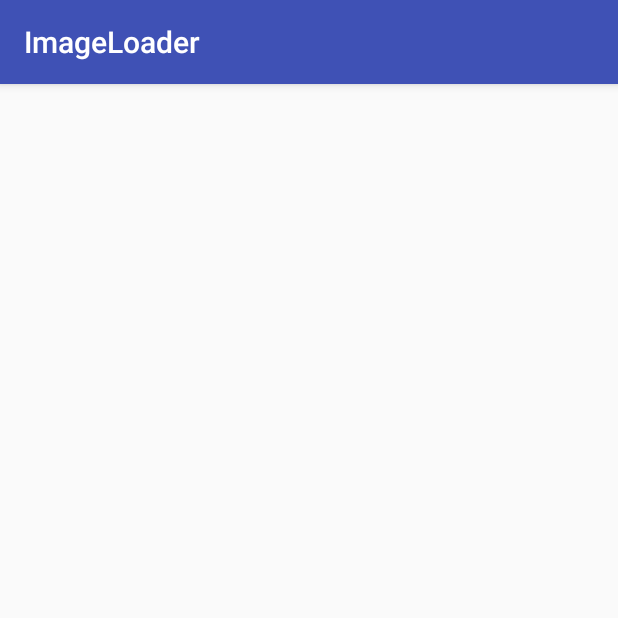
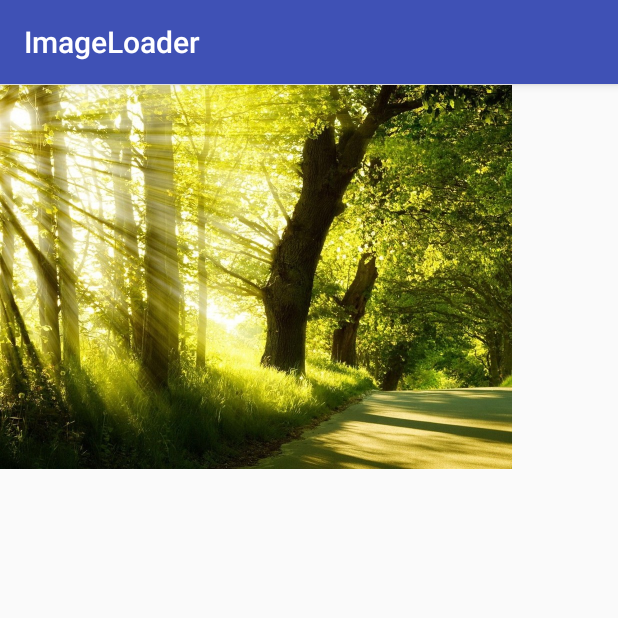
Before and after one commit to ztelur/BitmapLoader, an Android app: the screen it shows after launch (MainActivity), on a phone screen of 412 x 824 dp, the top half of it. Run offline under Robolectric (Android 15) with nearby library versions, the phone set to English and light mode, and no system bars; libraries missing offline, so code that uses them is left out: com.carpediem.homer; 2 statements that could not run were skipped.

```diff
--- a/app/src/main/java/com/carpediem/homer/imageloader/MainActivity.java
+++ b/app/src/main/java/com/carpediem/homer/imageloader/MainActivity.java
@@ -1,19 +1,46 @@
 package com.carpediem.homer.imageloader;
 
 import android.graphics.Bitmap;
+import android.graphics.BitmapFactory;
 import android.support.v7.app.AppCompatActivity;
 import android.os.Bundle;
+import android.util.Log;
+import android.view.View;
 import android.widget.ImageView;
 
 import com.carpediem.homer.imagemaster.ImageMaster;
 
 public class MainActivity extends AppCompatActivity {
-
+    private ImageView mImageView;
+    private ImageView mImageView2;
+    private ImageView mImageView3;
+    private ImageView mImageView4;
     @Override
     protected void onCreate(Bundle savedInstanceState) {
         super.onCreate(savedInstanceState);
         setContentView(R.layout.activity_main);
-        ImageView view = (ImageView)findViewById(R.id.image);
-        ImageMaster.load(this,"http://7xrxif.com1.z0.glb.clouddn.com/20160609-TCP/IP-TCPHead.png",view);
+        mImageView = (ImageView)findViewById(R.id.image);
+        mImageView2 = (ImageView)findViewById(R.id.image2);
+        mImageView3 = (ImageView)findViewById(R.id.image3);
+        mImageView4 = (ImageView)findViewById(R.id.image4);
+
+        BitmapFactory.Options options = new BitmapFactory.Options();
+        options.inScaled = false;
+        options.inPreferredConfig = Bitmap.Config.ARGB_8888;
+//        options.inDensity = 160; //无dpi的文件夹下默认为160
+//        options.inTargetDensity = 160; //屏幕
+        Bitmap bm = BitmapFactory.decodeResource(getResources(),R.drawable.,options);
+        Bitmap bm2 = BitmapFactory.decodeResource(getResources(),R.drawable.back);
+        Log.e("test","---------------------------------");
+        Log.e("test","the option value is " + options.inDensity + " " + options.inTargetDensity+" "+options.inPreferredConfig.toString());
+        Log.e("test","bm size is " + bm.getByteCount()+" "+bm.getWidth()+" "+bm.getHeight());
+        Log.e("test","bm2 size is " + bm2.getByteCount() + " " + bm2.getWidth() + " " + bm2.getHeight());
+        mImageView.setImageBitmap(bm);
+        mImageView2.setImageBitmap(bm2);
+
+    }
+
+    private void useInSampleSize() {
+
     }
 }
--- a/app/src/main/res/layout/activity_main.xml
+++ b/app/src/main/res/layout/activity_main.xml
@@ -3,14 +3,33 @@
     xmlns:tools="http://schemas.android.com/tools"
     android:layout_width="match_parent"
     android:layout_height="match_parent"
-    android:paddingBottom="@dimen/activity_vertical_margin"
-    android:paddingLeft="@dimen/activity_horizontal_margin"
-    android:paddingRight="@dimen/activity_horizontal_margin"
-    android:paddingTop="@dimen/activity_vertical_margin"
+
     tools:context="com.carpediem.homer.imageloader.MainActivity">
+    <ScrollView
+        android:layout_width="match_parent"
+        android:layout_height="match_parent">
+        <LinearLayout
+            android:layout_width="match_parent"
+            android:orientation="vertical"
+            android:layout_height="match_parent">
 
-    <ImageView
-        android:id="@+id/image"
-        android:layout_width="100dp"
-        android:layout_height="100dp" />
+            <ImageView
+                android:id="@+id/image"
+                android:layout_width="wrap_content"
+                android:layout_height="wrap_content" />
+            <ImageView
+                android:id="@+id/image2"
+                android:layout_width="wrap_content"
+                android:layout_height="wrap_content" />
+            <ImageView
+                android:id="@+id/image3"
+                android:layout_width="wrap_content"
+                android:layout_height="wrap_content" />
+            <ImageView
+                android:id="@+id/image4"
+                android:layout_width="wrap_content"
+                android:layout_height="wrap_content" />
+
+        </LinearLayout>
+    </ScrollView>
 </RelativeLayout>
--- a/imagemaster/src/main/java/com/carpediem/homer/imagemaster/Request.java
+++ b/imagemaster/src/main/java/com/carpediem/homer/imagemaster/Request.java
@@ -15,6 +15,9 @@ public class Request {
     private WeakReference<Context> mContextRef;
     private RequestHandler mHandler;
 
+    //图片信息
+    private int mOutWidth;
+    private int mOutHeight;
     public Request(@NonNull  String url, @NonNull  View view, @NonNull Context context) {
         mUrl = url;
         mContainer = view;
@@ -52,4 +55,6 @@ public class Request {
     public void setmContextRef(WeakReference<Context> mContextRef) {
         this.mContextRef = mContextRef;
     }
+
+
 }
```
Also changed, not shown: imagemaster/src/main/java/com/carpediem/homer/imagemaster/DiskLruCache.java (added, +118 -0 lines), app/src/main/res/drawable-xxhdpi/back.jpg (added), app/src/main/res/drawable/horse.jpg (added).
